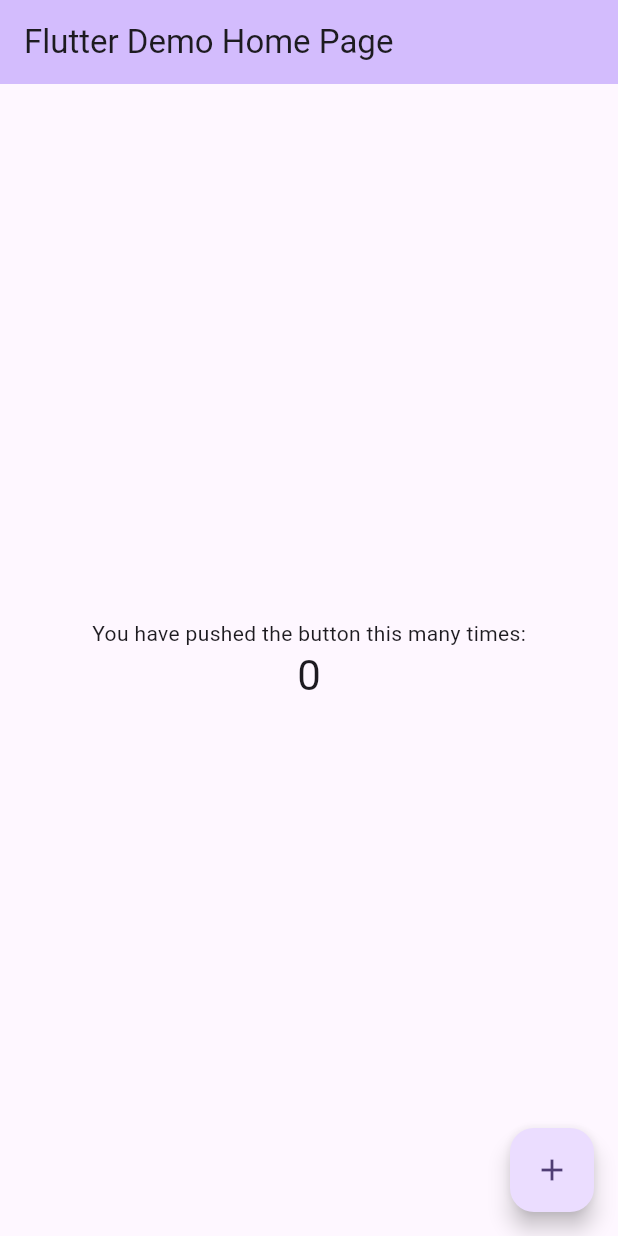
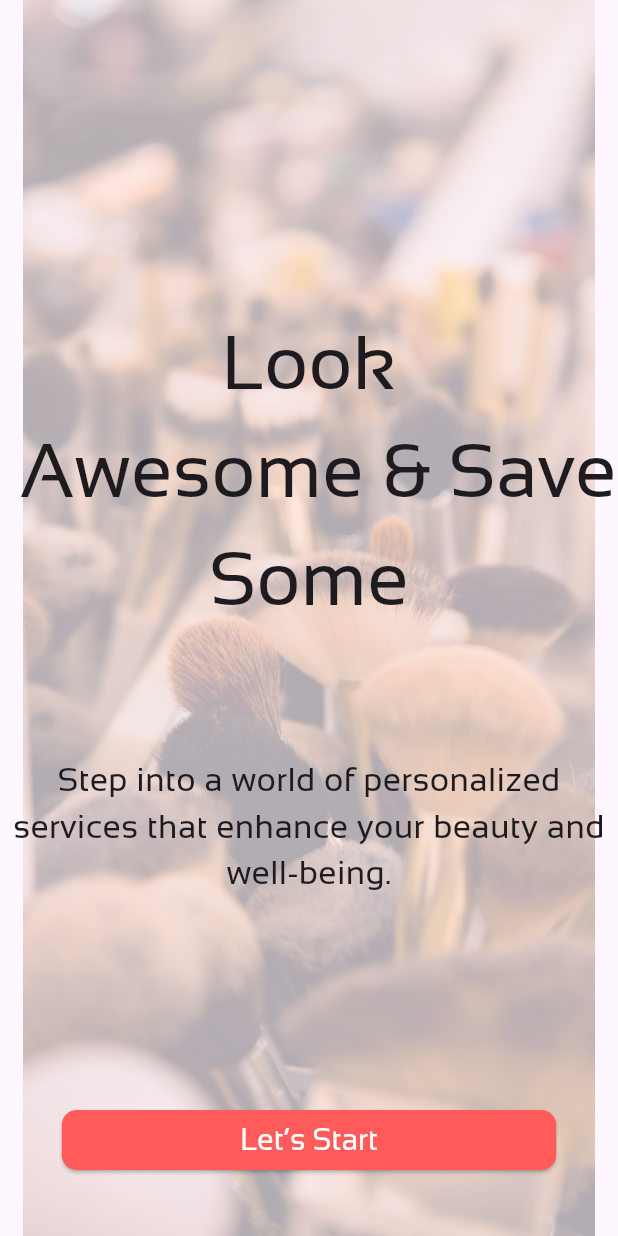
Before and after one commit to muhammadhaseeb417/beauty_saloon_app, a Flutter app: the screen it shows after launch, on a phone screen of 412 x 824 dp. Run offline on Flutter 3.47's test engine with Material 3 defaults, Android fonts, the phone set to English and light mode, and no system bars.

Commit message:
Made UI for splash screen

```diff
--- a/lib/main.dart
+++ b/lib/main.dart
@@ -1,3 +1,5 @@
+import 'package:beauty_saloon_app/pages/login_screen.dart';
+import 'package:beauty_saloon_app/pages/splash_screen.dart';
 import 'package:flutter/material.dart';
 
 void main() {
@@ -12,114 +14,28 @@
   Widget build(BuildContext context) {
     return MaterialApp(
       title: 'Flutter Demo',
+      debugShowCheckedModeBanner: false,
       theme: ThemeData(
-        // This is the theme of your application.
-        //
-        // TRY THIS: Try running your application with "flutter run". You'll see
-        // the application has a purple toolbar. Then, without quitting the app,
-        // try changing the seedColor in the colorScheme below to Colors.green
-        // and then invoke "hot reload" (save your changes or press the "hot
-        // reload" button in a Flutter-supported IDE, or press "r" if you used
-        // the command line to start the app).
-        //
-        // Notice that the counter didn't reset back to zero; the application
-        // state is not lost during the reload. To reset the state, use hot
-        // restart instead.
-        //
-        // This works for code too, not just values: Most code changes can be
-        // tested with just a hot reload.
         colorScheme: ColorScheme.fromSeed(seedColor: Colors.deepPurple),
         useMaterial3: true,
+        elevatedButtonTheme: ElevatedButtonThemeData(
+          style: ElevatedButton.styleFrom(
+              foregroundColor: Colors.white,
+              backgroundColor: Color(0xFFFF5B5B),
+              shape: RoundedRectangleBorder(
+                borderRadius: BorderRadius.circular(10),
+              ),
+              textStyle: TextStyle(
+                fontSize: 20,
+                fontFamily: "Sansation",
+              )),
+        ),
       ),
-      home: const MyHomePage(title: 'Flutter Demo Home Page'),
+      routes: {
+        "/splash": (context) => SplashScreen(),
+        "/login": (context) => LoginScreen(),
+      },
+      initialRoute: "/splash",
     );
   }
 }
-
-class MyHomePage extends StatefulWidget {
-  const MyHomePage({super.key, required this.title});
-
-  // This widget is the home page of your application. It is stateful, meaning
-  // that it has a State object (defined below) that contains fields that affect
-  // how it looks.
-
-  // This class is the configuration for the state. It holds the values (in this
-  // case the title) provided by the parent (in this case the App widget) and
-  // used by the build method of the State. Fields in a Widget subclass are
-  // always marked "final".
-
-  final String title;
-
-  @override
-  State<MyHomePage> createState() => _MyHomePageState();
-}
-
-class _MyHomePageState extends State<MyHomePage> {
-  int _counter = 0;
-
-  void _incrementCounter() {
-    setState(() {
-      // This call to setState tells the Flutter framework that something has
-      // changed in this State, which causes it to rerun the build method below
-      // so that the display can reflect the updated values. If we changed
-      // _counter without calling setState(), then the build method would not be
-      // called again, and so nothing would appear to happen.
-      _counter++;
-    });
-  }
-
-  @override
-  Widget build(BuildContext context) {
-    // This method is rerun every time setState is called, for instance as done
-    // by the _incrementCounter method above.
-    //
-    // The Flutter framework has been optimized to make rerunning build methods
-    // fast, so that you can just rebuild anything that needs updating rather
-    // than having to individually change instances of widgets.
-    return Scaffold(
-      appBar: AppBar(
-        // TRY THIS: Try changing the color here to a specific color (to
-        // Colors.amber, perhaps?) and trigger a hot reload to see the AppBar
-        // change color while the other colors stay the same.
-        backgroundColor: Theme.of(context).colorScheme.inversePrimary,
-        // Here we take the value from the MyHomePage object that was created by
-        // the App.build method, and use it to set our appbar title.
-        title: Text(widget.title),
-      ),
-      body: Center(
-        // Center is a layout widget. It takes a single child and positions it
-        // in the middle of the parent.
-        child: Column(
-          // Column is also a layout widget. It takes a list of children and
-          // arranges them vertically. By default, it sizes itself to fit its
-          // children horizontally, and tries to be as tall as its parent.
-          //
-          // Column has various properties to control how it sizes itself and
-          // how it positions its children. Here we use mainAxisAlignment to
-          // center the children vertically; the main axis here is the vertical
-          // axis because Columns are vertical (the cross axis would be
-          // horizontal).
-          //
-          // TRY THIS: Invoke "debug painting" (choose the "Toggle Debug Paint"
-          // action in the IDE, or press "p" in the console), to see the
-          // wireframe for each widget.
-          mainAxisAlignment: MainAxisAlignment.center,
-          children: <Widget>[
-            const Text(
-              'You have pushed the button this many times:',
-            ),
-            Text(
-              '$_counter',
-              style: Theme.of(context).textTheme.headlineMedium,
-            ),
-          ],
-        ),
-      ),
-      floatingActionButton: FloatingActionButton(
-        onPressed: _incrementCounter,
-        tooltip: 'Increment',
-        child: const Icon(Icons.add),
-      ), // This trailing comma makes auto-formatting nicer for build methods.
-    );
-  }
-}
--- /dev/null
+++ b/lib/pages/login_screen.dart
@@ -0,0 +1,14 @@
+import 'package:flutter/material.dart';
+
+class LoginScreen extends StatelessWidget {
+  const LoginScreen({super.key});
+
+  @override
+  Widget build(BuildContext context) {
+    return Scaffold(
+      appBar: AppBar(
+        title: const Text('Login'),
+      ),
+    );
+  }
+}
--- /dev/null
+++ b/lib/pages/splash_screen.dart
@@ -0,0 +1,57 @@
+import 'package:flutter/material.dart';
+
+class SplashScreen extends StatelessWidget {
+  const SplashScreen({super.key});
+
+  @override
+  Widget build(BuildContext context) {
+    return Scaffold(
+      body: Stack(
+        children: [
+          Image.asset(
+            "assets/splash.jpg",
+            width: double.maxFinite,
+            height: double.maxFinite,
+            fit: BoxFit.contain,
+            opacity: const AlwaysStoppedAnimation<double>(0.3),
+          ),
+          Column(
+            children: [
+              SizedBox(
+                height: MediaQuery.sizeOf(context).height * 0.25,
+              ),
+              Text(
+                "Look\n Awesome & Save Some",
+                textAlign: TextAlign.center,
+                style: TextStyle(
+                  fontFamily: "Sansation",
+                  fontSize: 50,
+                ),
+              ),
+              SizedBox(
+                height: MediaQuery.sizeOf(context).height * 0.1,
+              ),
+              Text(
+                "Step into a world of personalized services that enhance your beauty and well-being. ",
+                textAlign: TextAlign.center,
+                style: TextStyle(
+                  fontFamily: "Sansation",
+                  fontSize: 22,
+                ),
+              ),
+            ],
+          ),
+          Positioned(
+            bottom: 40,
+            left: MediaQuery.sizeOf(context).width * 0.1,
+            right: MediaQuery.sizeOf(context).width * 0.1,
+            child: ElevatedButton(
+              onPressed: () {},
+              child: Text("Let’s Start"),
+            ),
+          )
+        ],
+      ),
+    );
+  }
+}
```
Also changed, not shown: pubspec.yaml (+6 -6 lines), assets/fonts/Sansation_Regular.ttf (added), assets/splash.jpg (added), assets/splash_less_op.jpg (added).
